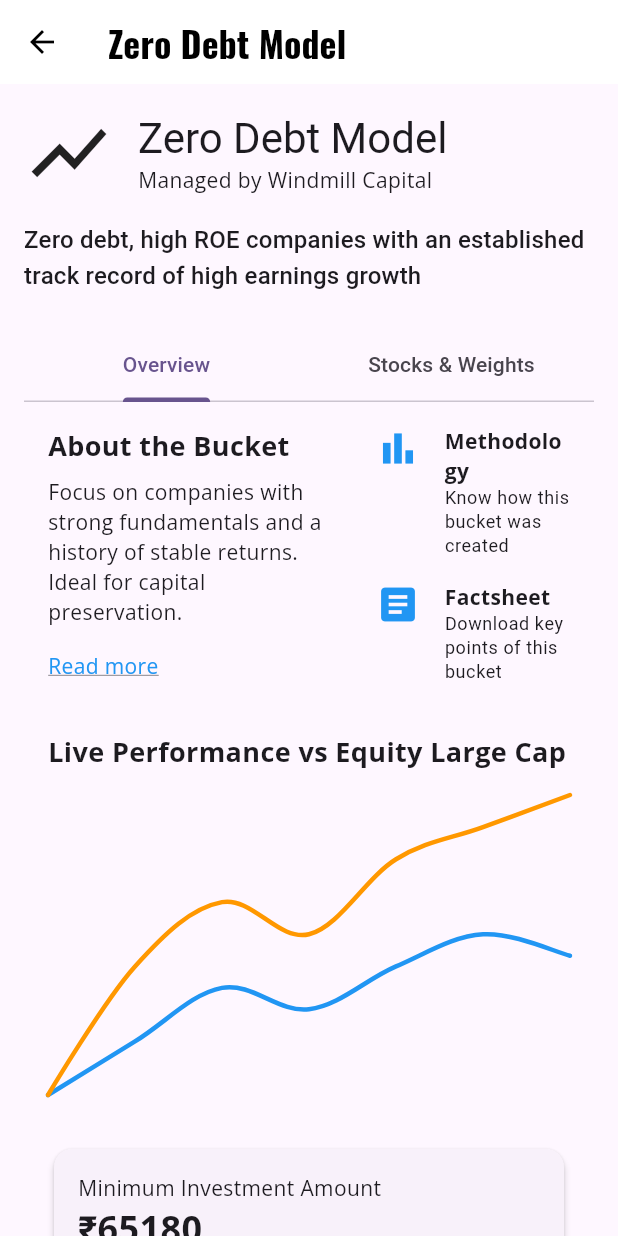
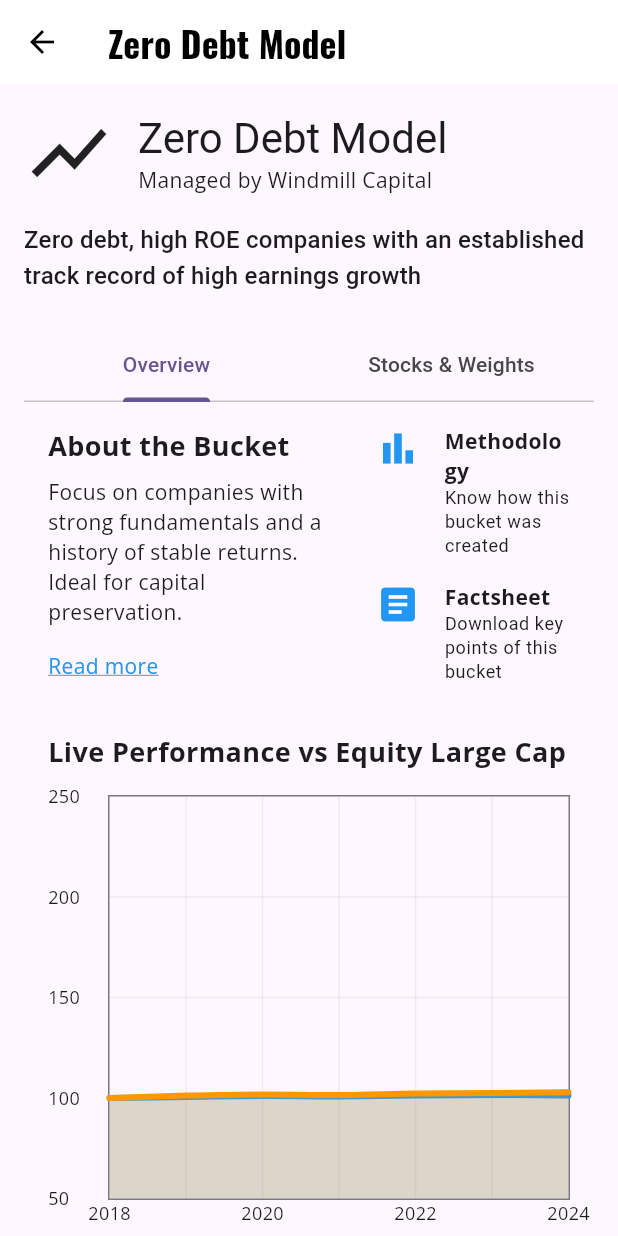
Before and after one commit to tuhinkole/TradeTitan, a Flutter app: the screen it shows after launch, after a tap on "Skip", after a tap on "Zero Debt Model", on a phone screen of 412 x 824 dp. Run offline on Flutter 3.47's test engine with Material 3 defaults, Android fonts, the phone set to English and light mode, and no system bars; our stand-ins replace carousel_slider, cloud_firestore, firebase_core, glassmorphism, google_fonts, smooth_page_indicator; accounts and stored records are empty.

```diff
--- a/lib/domain/bucket.dart
+++ b/lib/domain/bucket.dart
@@ -1,117 +1,74 @@
-/// bucket.dart
-///
-/// This file defines the [Bucket] class, which is the core data model for the
-/// Investment Buckets application. It uses json_serializable for automatic
-/// conversion to and from JSON.
-library;
+import 'package:cloud_firestore/cloud_firestore.dart';
 
-import 'package:json_annotation/json_annotation.dart';
-
-part 'bucket.g.dart';
-
-/// Represents an investment bucket with its associated properties.
-@JsonSerializable()
 class Bucket {
-  /// The unique identifier for the bucket, typically assigned by Firestore.
-  @JsonKey(includeToJson: false, includeFromJson: false)
   final String? id;
-
-  /// The name of the investment bucket (e.g., "Conservative Growth").
   final String name;
-
-  /// The investment strategy for the bucket (e.g., "Low-risk, long-term growth").
   final String strategy;
-
-  /// The manager of the investment bucket (e.g., "Warren B.").
   final String manager;
-
-  /// The rationale behind the investment strategy.
   final String rationale;
-
-  /// The volatility of the bucket, typically represented as a decimal.
+  final double minInvestment;
   final double volatility;
-
-  /// The minimum investment amount required for the bucket.
-  final double minInvestment;
-
-  /// A map representing the asset allocation of the bucket (e.g., {'GOOGL': 0.3}).
+  final int stockCount;
+  final String rebalanceFrequency;
+  final DateTime lastRebalance;
+  final DateTime nextRebalance;
   final Map<String, double> allocation;
-
-  /// A map representing the historical returns of the bucket (e.g., {'1Y': 0.12}).
+  final Map<String, double> holdingsDistribution;
   final Map<String, double> returns;
 
-  /// The number of stocks in the bucket.
-  final int stockCount;
-
-  /// The rebalance frequency of the bucket.
-  final String rebalanceFrequency;
-
-  /// The date of the last rebalance.
-  final DateTime lastRebalance;
-
-  /// The date of the next rebalance.
-  final DateTime nextRebalance;
-
-  /// A map representing the holdings distribution of the bucket (e.g., {'Largecap': 0.8}).
-  final Map<String, double> holdingsDistribution;
-
-  /// Creates a [Bucket] object.
   Bucket({
     this.id,
     required this.name,
     required this.strategy,
     required this.manager,
     required this.rationale,
+    required this.minInvestment,
     required this.volatility,
-    required this.minInvestment,
-    required this.allocation,
-    required this.returns,
     required this.stockCount,
     required this.rebalanceFrequency,
     required this.lastRebalance,
     required this.nextRebalance,
+    required this.allocation,
     required this.holdingsDistribution,
+    required this.returns,
   });
 
-  /// Creates a [Bucket] from a JSON map.
-  factory Bucket.fromJson(Map<String, dynamic> json) => _$BucketFromJson(json);
-
-  /// Converts this [Bucket] object into a JSON map.
-  Map<String, dynamic> toJson() => _$BucketToJson(this);
-
-  /// Creates a copy of this [Bucket] instance with the given fields replaced
-  /// with new values.
-  Bucket copyWith({
-    String? id,
-    String? name,
-    String? strategy,
-    String? manager,
-    String? rationale,
-    double? volatility,
-    double? minInvestment,
-    Map<String, double>? allocation,
-    Map<String, double>? returns,
-    int? stockCount,
-    String? rebalanceFrequency,
-    DateTime? lastRebalance,
-    DateTime? nextRebalance,
-    Map<String, double>? holdingsDistribution,
-  }) {
+  factory Bucket.fromSnapshot(DocumentSnapshot snapshot) {
+    final data = snapshot.data() as Map<String, dynamic>;
     return Bucket(
-      id: id ?? this.id,
-      name: name ?? this.name,
-      strategy: strategy ?? this.strategy,
-      manager: manager ?? this.manager,
-      rationale: rationale ?? this.rationale,
-      volatility: volatility ?? this.volatility,
-      minInvestment: minInvestment ?? this.minInvestment,
-      allocation: allocation ?? this.allocation,
-      returns: returns ?? this.returns,
-      stockCount: stockCount ?? this.stockCount,
-      rebalanceFrequency: rebalanceFrequency ?? this.rebalanceFrequency,
-      lastRebalance: lastRebalance ?? this.lastRebalance,
-      nextRebalance: nextRebalance ?? this.nextRebalance,
-      holdingsDistribution: holdingsDistribution ?? this.holdingsDistribution,
+      id: snapshot.id,
+      name: data['name'] ?? '',
+      strategy: data['strategy'] ?? '',
+      manager: data['manager'] ?? '',
+      rationale: data['rationale'] ?? '',
+      minInvestment: (data['minInvestment'] ?? 0).toDouble(),
+      volatility: (data['volatility'] ?? 0).toDouble(),
+      stockCount: data['stockCount'] ?? 0,
+      rebalanceFrequency: data['rebalanceFrequency'] ?? '',
+      lastRebalance: (data['lastRebalance'] as Timestamp).toDate(),
+      nextRebalance: (data['nextRebalance'] as Timestamp).toDate(),
+      allocation: Map<String, double>.from(data['allocation'] ?? {}),
+      holdingsDistribution:
+          Map<String, double>.from(data['holdingsDistribution'] ?? {}),
+      returns: Map<String, double>.from(data['returns'] ?? {}),
     );
   }
+
+  Map<String, dynamic> toDocument() {
+    return {
+      'name': name,
+      'strategy': strategy,
+      'manager': manager,
+      'rationale': rationale,
+      'minInvestment': minInvestment,
+      'volatility': volatility,
+      'stockCount': stockCount,
+      'rebalanceFrequency': rebalanceFrequency,
+      'lastRebalance': lastRebalance,
+      'nextRebalance': nextRebalance,
+      'allocation': allocation,
+      'holdingsDistribution': holdingsDistribution,
+      'returns': returns,
+    };
+  }
 }
--- a/lib/main.dart
+++ b/lib/main.dart
@@ -1,11 +1,17 @@
+import 'package:firebase_core/firebase_core.dart';
+import 'package:flutter/material.dart';
+import 'package:google_fonts/google_fonts.dart';
+import 'package:provider/provider.dart';
+import 'package:tradetitan/firebase_options.dart';
+import 'package:tradetitan/presentation/screens/welcome_screen.dart';
+import 'package:tradetitan/services/firestore_service.dart';
 
-// lib/main.dart
-import 'package:flutter/material.dart';
-import 'package:google_fonts/google_fonts.dart'; // Import GoogleFonts
-import 'package:provider/provider.dart'; // Import Provider
-import 'package:tradetitan/presentation/screens/welcome_screen.dart';
-
-void main() {
+void main() async {
+  WidgetsFlutterBinding.ensureInitialized();
+  await Firebase.initializeApp(
+    options: DefaultFirebaseOptions.currentPlatform,
+  );
+  await FirestoreService().uploadInitialData();
   runApp(
     ChangeNotifierProvider(
       create: (context) => ThemeProvider(),
@@ -21,9 +27,7 @@ class ThemeProvider with ChangeNotifier {
   ThemeMode get themeMode => _themeMode;
 
   void toggleTheme() {
-    _themeMode = _themeMode == ThemeMode.light
-        ? ThemeMode.dark
-        : ThemeMode.light;
+    _themeMode = _themeMode == ThemeMode.light ? ThemeMode.dark : ThemeMode.light;
     notifyListeners();
   }
 }
@@ -37,7 +41,7 @@ class MyApp extends StatelessWidget {
 
     // Define a common TextTheme
     final TextTheme appTextTheme = TextTheme(
-      displayLarge: GoogleFonts.oswald(
+      displayLarge: GoogleFonts.roboto(
         fontSize: 57,
         fontWeight: FontWeight.bold,
       ),
--- a/lib/presentation/screens/bucket_detail_screen.dart
+++ b/lib/presentation/screens/bucket_detail_screen.dart
@@ -57,7 +57,7 @@ class BucketDetailScreen extends StatelessWidget {
                       ],
                     ),
                     SizedBox(
-                      height: 800, // Adjust height as needed
+                      height: 1000, // Adjust height as needed
                       child: TabBarView(
                         children: [
                           _buildOverviewTab(context),
@@ -143,7 +143,7 @@ class BucketDetailScreen extends StatelessWidget {
               style: TextStyle(fontSize: 18, fontWeight: FontWeight.bold),
             ),
             const SizedBox(height: 16),
-            SizedBox(height: 200, child: _buildLineChart()),
+            SizedBox(height: 300, child: _buildLineChart(context)),
             const SizedBox(height: 32),
             Card(
               elevation: 2,
@@ -222,12 +222,77 @@ class BucketDetailScreen extends StatelessWidget {
     );
   }
 
-  Widget _buildLineChart() {
+  Widget _buildLineChart(BuildContext context) {
+    final theme = Theme.of(context);
+    final isDarkMode = theme.brightness == Brightness.dark;
+
+    final line1Color = isDarkMode ? Colors.cyanAccent : Colors.blue;
+    final line2Color = isDarkMode ? Colors.yellowAccent : Colors.orange;
+
     return LineChart(
       LineChartData(
-        gridData: const FlGridData(show: false),
-        titlesData: const FlTitlesData(show: false),
-        borderData: FlBorderData(show: false),
+        gridData: FlGridData(
+          show: true,
+          drawVerticalLine: true,
+          horizontalInterval: 50,
+          verticalInterval: 1,
+          getDrawingHorizontalLine: (value) {
+            return FlLine(
+              color: theme.dividerColor.withOpacity(0.1),
+              strokeWidth: 1,
+            );
+          },
+          getDrawingVerticalLine: (value) {
+            return FlLine(
+              color: theme.dividerColor.withOpacity(0.1),
+              strokeWidth: 1,
+            );
+          },
+        ),
+        titlesData: FlTitlesData(
+          show: true,
+          bottomTitles: AxisTitles(
+            sideTitles: SideTitles(
+              showTitles: true,
+              reservedSize: 30,
+              interval: 1,
+              getTitlesWidget: (value, meta) {
+                const style = TextStyle(fontSize: 12);
+                switch (value.toInt()) {
+                  case 0:
+                    return const Text('2018', style: style);
+                  case 2:
+                    return const Text('2020', style: style);
+                  case 4:
+                    return const Text('2022', style: style);
+                  case 6:
+                    return const Text('2024', style: style);
+                  default:
+                    return const Text('', style: style);
+                }
+              },
+            ),
+          ),
+          leftTitles: AxisTitles(
+            sideTitles: SideTitles(
+              showTitles: true,
+              reservedSize: 40,
+              getTitlesWidget: (value, meta) {
+                return Text('${value.toInt()}', style: const TextStyle(fontSize: 12));
+              },
+            ),
+          ),
+          topTitles: const AxisTitles(sideTitles: SideTitles(showTitles: false)),
+          rightTitles: const AxisTitles(sideTitles: SideTitles(showTitles: false)),
+        ),
+        borderData: FlBorderData(
+          show: true,
+          border: Border.all(color: theme.dividerColor, width: 1),
+        ),
+        minX: 0,
+        maxX: 6,
+        minY: 50,
+        maxY: 250,
         lineBarsData: [
           LineChartBarData(
             spots: const [
@@ -240,11 +305,14 @@ class BucketDetailScreen extends StatelessWidget {
               FlSpot(6, 101.3),
             ],
             isCurved: true,
-            color: Colors.blue,
-            barWidth: 3,
+            color: line1Color,
+            barWidth: 4,
             isStrokeCapRound: true,
             dotData: const FlDotData(show: false),
-            belowBarData: BarAreaData(show: false),
+            belowBarData: BarAreaData(
+              show: true,
+              color: line1Color.withOpacity(0.2),
+            ),
           ),
           LineChartBarData(
             spots: const [
@@ -257,11 +325,14 @@ class BucketDetailScreen extends StatelessWidget {
               FlSpot(6, 102.8),
             ],
             isCurved: true,
-            color: Colors.orange,
-            barWidth: 3,
+            color: line2Color,
+            barWidth: 4,
             isStrokeCapRound: true,
             dotData: const FlDotData(show: false),
-            belowBarData: BarAreaData(show: false),
+            belowBarData: BarAreaData(
+              show: true,
+              color: line2Color.withOpacity(0.2),
+            ),
           ),
         ],
       ),
--- a/lib/presentation/screens/dashboard_screen.dart
+++ b/lib/presentation/screens/dashboard_screen.dart
@@ -1,11 +1,11 @@
 import 'package:carousel_slider/carousel_slider.dart';
 import 'package:flutter/material.dart';
-import 'package:tradetitan/data/bucket_data.dart';
 import 'package:tradetitan/domain/bucket.dart';
 import 'package:tradetitan/presentation/screens/create_bucket_screen.dart';
 import 'package:tradetitan/presentation/widgets/bucket_card.dart';
 import 'package:provider/provider.dart';
 import 'package:tradetitan/main.dart';
+import 'package:tradetitan/services/firestore_service.dart';
 
 class DashboardScreen extends StatefulWidget {
   const DashboardScreen({super.key});
@@ -15,25 +15,10 @@ class DashboardScreen extends StatefulWidget {
 }
 
 class _DashboardScreenState extends State<DashboardScreen> {
-  late List<Bucket> _buckets;
+  final FirestoreService _firestoreService = FirestoreService();
 
-  @override
-  void initState() {
-    super.initState();
-    _buckets = initialBuckets;
-  }
-
-  void _addBucket(Bucket bucket) {
-    setState(() {
-      _buckets.add(bucket);
-    });
-  }
-
-  Future<void> _refreshBuckets() async {
-    await Future.delayed(const Duration(seconds: 1));
-    setState(() {
-      _buckets = initialBuckets;
-    });
+  Future<void> _addBucket(Bucket bucket) async {
+    await _firestoreService.addBucket(bucket);
   }
 
   @override
@@ -72,19 +57,27 @@ class _DashboardScreenState extends State<DashboardScreen> {
             onPressed: () => themeProvider.toggleTheme(),
             tooltip: 'Toggle Theme',
           ),
-          IconButton(
-            icon: const Icon(Icons.refresh, color: Colors.white),
-            onPressed: _refreshBuckets,
-          ),
         ],
       ),
-      body: LayoutBuilder(
+      body: StreamBuilder<List<Bucket>>(
+        stream: _firestoreService.getBuckets(),
+        builder: (context, snapshot) {
+          if (snapshot.hasError) {
+            return Center(child: Text('Error: ${snapshot.error}'));
+          }
+          if (snapshot.connectionState == ConnectionState.waiting) {
+            return const Center(child: CircularProgressIndicator());
+          }
+          final buckets = snapshot.data ?? [];
+          return LayoutBuilder(
             builder: (context, constraints) {
               if (constraints.maxWidth > 600) {
-            return _buildWebLayout();
+                return _buildWebLayout(buckets);
               } else {
-            return _buildMobileLayout();
+                return _buildMobileLayout(buckets);
               }
+            },
+          );
         },
       ),
       floatingActionButton: FloatingActionButton(
@@ -95,7 +88,7 @@ class _DashboardScreenState extends State<DashboardScreen> {
           );
 
           if (newBucket != null) {
-            _addBucket(newBucket);
+            await _addBucket(newBucket);
           }
         },
         child: const Icon(Icons.add),
@@ -103,7 +96,7 @@ class _DashboardScreenState extends State<DashboardScreen> {
     );
   }
 
-  Widget _buildWebLayout() {
+  Widget _buildWebLayout(List<Bucket> buckets) {
     return SingleChildScrollView(
       child: Padding(
         padding: const EdgeInsets.all(24.0),
@@ -123,7 +116,7 @@ class _DashboardScreenState extends State<DashboardScreen> {
                 enableInfiniteScroll: false,
                 viewportFraction: 0.8,
               ),
-              items: _buckets.map((bucket) {
+              items: buckets.map((bucket) {
                 return Builder(
                   builder: (BuildContext context) {
                     return BucketCard(bucket: bucket);
@@ -140,11 +133,11 @@ class _DashboardScreenState extends State<DashboardScreen> {
             ListView.builder(
               shrinkWrap: true,
               physics: const NeverScrollableScrollPhysics(),
-              itemCount: _buckets.length,
+              itemCount: buckets.length,
               itemBuilder: (context, index) {
                 return Padding(
                   padding: const EdgeInsets.symmetric(vertical: 8.0),
-                  child: BucketCard(bucket: _buckets[index]),
+                  child: BucketCard(bucket: buckets[index]),
                 );
               },
             ),
@@ -224,10 +217,8 @@ class _DashboardScreenState extends State<DashboardScreen> {
     );
   }
 
-  Widget _buildMobileLayout() {
-    return RefreshIndicator(
-      onRefresh: _refreshBuckets,
-      child: SingleChildScrollView(
+  Widget _buildMobileLayout(List<Bucket> buckets) {
+    return SingleChildScrollView(
       padding: const EdgeInsets.symmetric(vertical: 16.0),
       child: Column(
         crossAxisAlignment: CrossAxisAlignment.start,
@@ -251,7 +242,7 @@ class _DashboardScreenState extends State<DashboardScreen> {
               enableInfiniteScroll: false,
               viewportFraction: 0.8,
             ),
-              items: _buckets.map((bucket) {
+            items: buckets.map((bucket) {
               return Builder(
                 builder: (BuildContext context) {
                   return BucketCard(bucket: bucket);
@@ -270,17 +261,16 @@ class _DashboardScreenState extends State<DashboardScreen> {
           ListView.builder(
             shrinkWrap: true,
             physics: const NeverScrollableScrollPhysics(),
-              itemCount: _buckets.length,
+            itemCount: buckets.length,
             itemBuilder: (context, index) {
                return Padding(
                 padding: const EdgeInsets.symmetric(vertical: 8.0, horizontal: 16),
-                  child: BucketCard(bucket: _buckets[index]),
+                child: BucketCard(bucket: buckets[index]),
               );
             },
           ),
         ],
       ),
-      ),
     );
   }
 }
--- /dev/null
+++ b/lib/services/firestore_service.dart
@@ -0,0 +1,35 @@
+import 'package:cloud_firestore/cloud_firestore.dart';
+import 'package:tradetitan/data/bucket_data.dart';
+import 'package:tradetitan/domain/bucket.dart';
+
+class FirestoreService {
+  final CollectionReference _bucketsCollection =
+      FirebaseFirestore.instance.collection('buckets');
+
+  Future<void> uploadInitialData() async {
+    final snapshot = await _bucketsCollection.limit(1).get();
+    if (snapshot.docs.isEmpty) {
+      for (final bucket in initialBuckets) {
+        await _bucketsCollection.add(bucket.toDocument());
+      }
+    }
+  }
+
+  Future<void> addBucket(Bucket bucket) {
+    return _bucketsCollection.add(bucket.toDocument());
+  }
+
+  Stream<List<Bucket>> getBuckets() {
+    return _bucketsCollection.snapshots().map((snapshot) {
+      return snapshot.docs.map((doc) => Bucket.fromSnapshot(doc)).toList();
+    });
+  }
+
+  Future<void> updateBucket(Bucket bucket) {
+    return _bucketsCollection.doc(bucket.id).update(bucket.toDocument());
+  }
+
+  Future<void> deleteBucket(String bucketId) {
+    return _bucketsCollection.doc(bucketId).delete();
+  }
+}
--- a/pubspec.yaml
+++ b/pubspec.yaml
@@ -11,14 +11,16 @@ dependencies:
     sdk: flutter
   cupertino_icons: ^1.0.8
   provider: ^6.1.2
-  google_fonts: ^6.2.1
-  fl_chart: ^0.68.0
+  google_fonts: ^6.3.2
+  fl_chart: ^1.1.1
   path_provider: ^2.1.3
   json_annotation: ^4.9.0
   intl: ^0.20.2
   carousel_slider: ^5.1.1
   glassmorphism: ^3.0.0
   smooth_page_indicator: ^1.2.1
+  firebase_core: ^4.1.1
+  cloud_firestore: ^6.0.2
 
 dev_dependencies:
   flutter_test:
```
Also changed, not shown: lib/presentation/screens/create_bucket_screen.dart (+6 -2 lines), lib/presentation/widgets/bucket_card.dart (+41 -1 lines), .idx/mcp.json, firebase.json (added), lib/domain/bucket.g.dart (deleted), lib/firebase_options.dart (added), pubspec.lock, 5 other files. Lines whose indentation alone changed are shown as unchanged.
